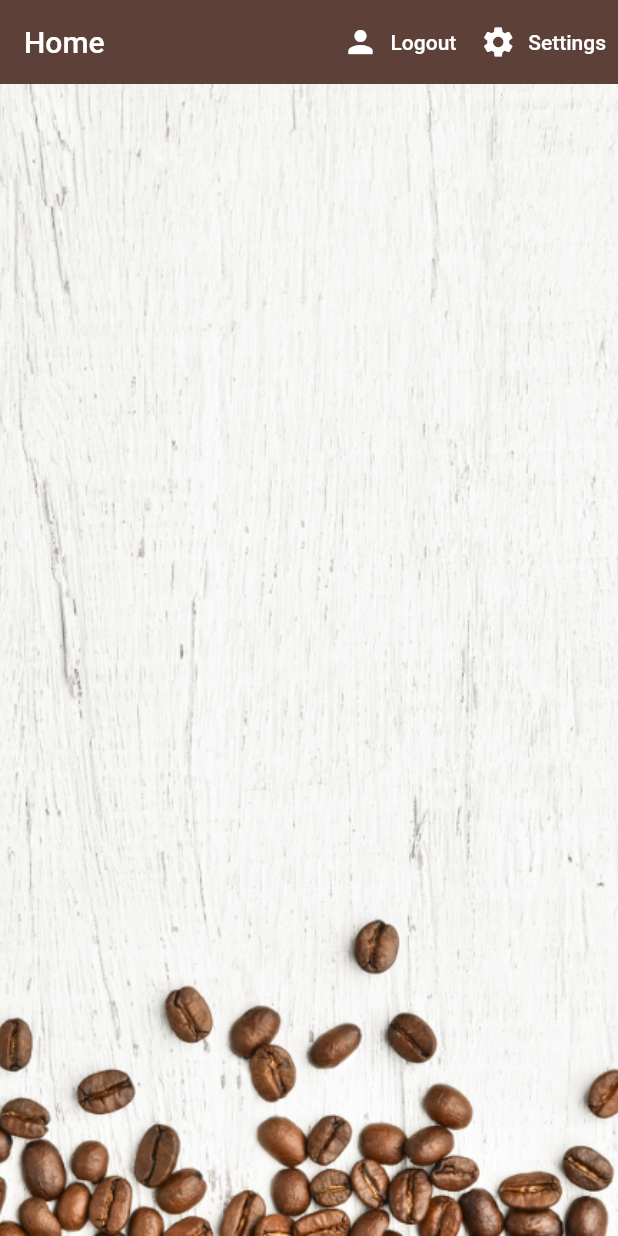
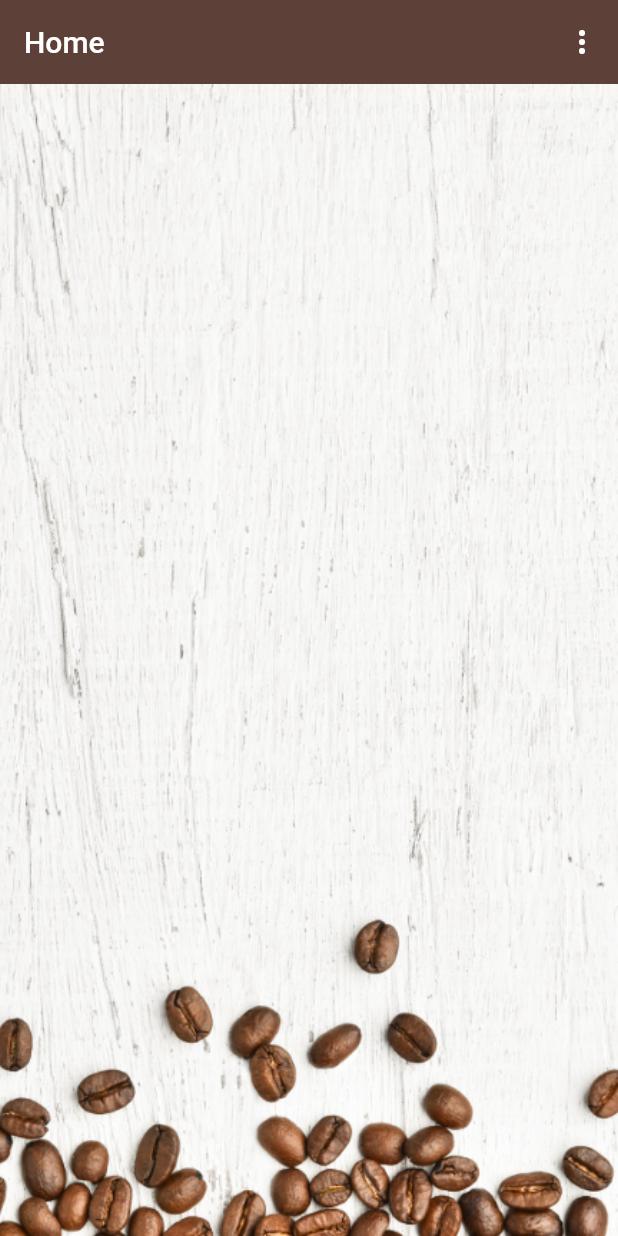
Before and after one commit to bat-guy/Flutter-Firebase, a Flutter app: the screen it shows once a user with an empty profile is signed in, on a phone screen of 412 x 824 dp. Run offline on Flutter 3.47's test engine with Material 2 defaults, Android fonts, the phone set to English and light mode, and no system bars; our stand-ins replace cloud_firestore, firebase_auth, firebase_core, flutter_spinkit; accounts and stored records are empty.

Commit message:
Overflow menu added to home.

```diff
--- a/lib/screens/home/home.dart
+++ b/lib/screens/home/home.dart
@@ -44,26 +44,21 @@ class Home extends StatelessWidget {
             backgroundColor: Colors.brown[700],
             elevation: 0,
             actions: [
-              TextButton.icon(
-                onPressed: () async {
-                  await _auth.signOut();
+              PopupMenuButton(
+                onSelected: (value) async {
+                  value == 0 ? _auth.signOut() : showSettingsPanel();
                 },
-                icon: const Icon(Icons.person),
-                label: Text(Strings.logout),
-                style: ButtonStyle(
-                  iconColor: MaterialStateColor.resolveWith((states) => Colors.white),
-                  foregroundColor: MaterialStateColor.resolveWith((states) => Colors.white),
-                ),
+                itemBuilder: (_) => [
+                  PopupMenuItem(
+                    value: 0,
+                    child: Text(Strings.logout),
+                  ),
+                  PopupMenuItem(
+                    value: 1,
+                    child: Text(Strings.settings),
+                  ),
+                ],
               ),
-              TextButton.icon(
-                onPressed: () => showSettingsPanel(),
-                icon: const Icon(Icons.settings),
-                label: Text(Strings.settings),
-                style: ButtonStyle(
-                  iconColor: MaterialStateColor.resolveWith((states) => Colors.white),
-                  foregroundColor: MaterialStateColor.resolveWith((states) => Colors.white),
-                ),
-              )
             ],
           ),
           body: Container(
```
